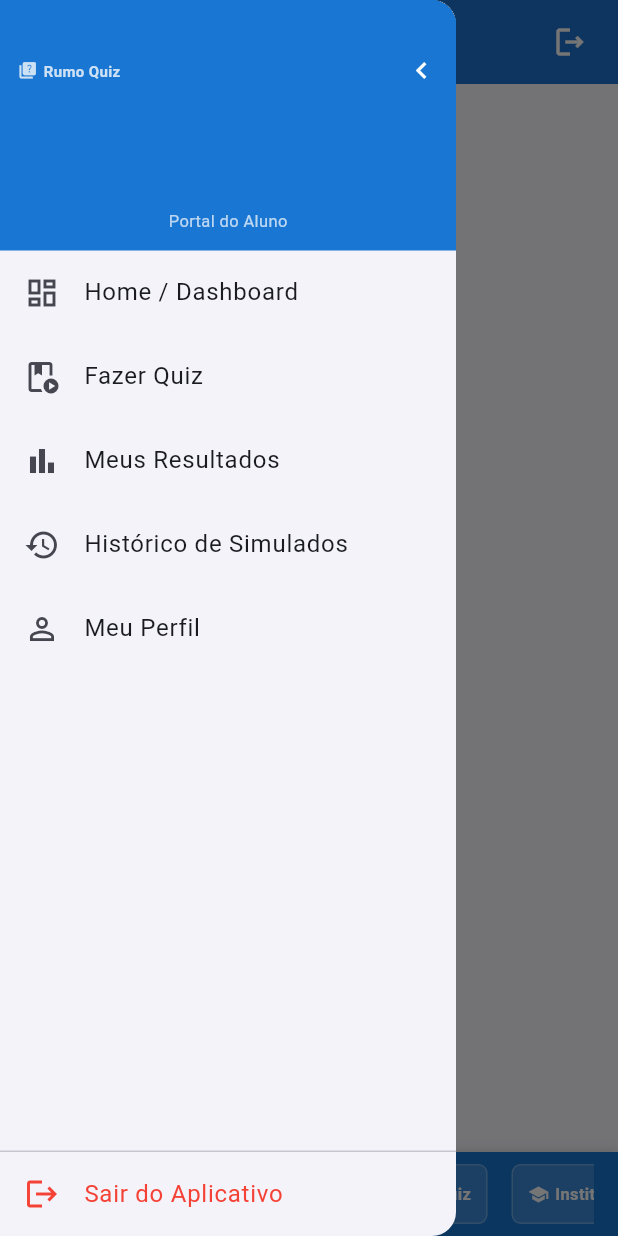
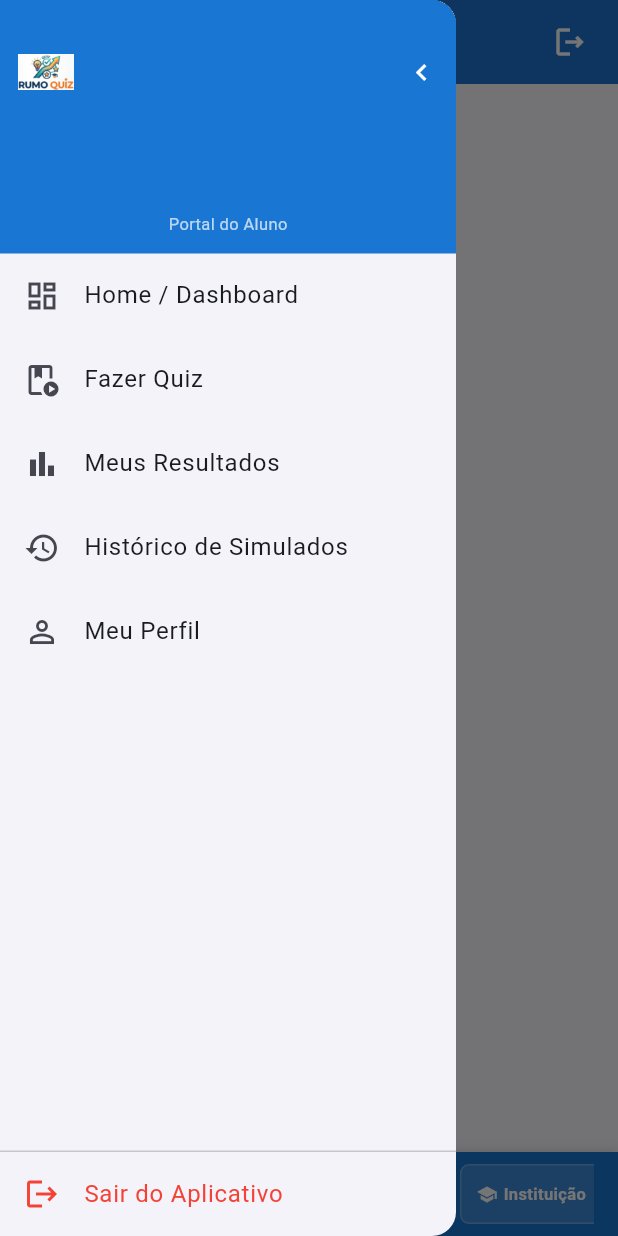
Before and after one commit to grazielihain/PDS, a Flutter app: the MainLayoutShell screen opened directly with empty values, with the side drawer open, on a phone screen of 412 x 824 dp. Run offline on Flutter 3.47's test engine with Material 3 defaults, Android fonts, the phone set to English and light mode, and no system bars; our stand-ins replace cloud_firestore, file_picker, firebase_auth, firebase_core, firebase_storage, flutter_riverpod and 3 more; accounts and stored records are empty.

Commit message:
feat:conclusão das funcionalidades web e mobile com logo rumo quiz.

```diff
--- a/lib/core/presentation/pages/main_layout_shell.dart
+++ b/lib/core/presentation/pages/main_layout_shell.dart
@@ -181,6 +181,18 @@ class _MainLayoutShellState extends State<MainLayoutShell> {
                 : null,
             title: Row(
               children: [
+                if (isWeb) ...[
+                  Image.asset(
+                    'assets/images/logo_rumo_quiz_sem_slogan.png',
+                    height: 30,
+                    fit: BoxFit.contain,
+                    errorBuilder: (_, _, _) => const SizedBox.shrink(),
+                  ),
+                  const SizedBox(width: 8),
+                  Container(
+                      width: 1, height: 28, color: corTextoAppBar.withAlpha(80)),
+                  const SizedBox(width: 8),
+                ],
                 if (logoInstituicaoUrl.isNotEmpty) ...[
                   Image.network(
                     logoInstituicaoUrl,
--- a/lib/shared/widgets/organisms/carrossel_patrocinadores.dart
+++ b/lib/shared/widgets/organisms/carrossel_patrocinadores.dart
@@ -96,9 +96,7 @@ class _CarrosselPatrocinadoresState extends State<CarrosselPatrocinadores> {
       }
       i++;
       if (i < 5) {
-        itens.add(
-          _buildFallbackItem(Icons.quiz, 'Rumo Quiz', corTextoEIcone),
-        );
+        itens.add(_buildLogoRumoQuizItem());
         i++;
       }
     }
@@ -187,6 +185,33 @@ class _CarrosselPatrocinadoresState extends State<CarrosselPatrocinadores> {
     );
   }
 
+  Widget _buildLogoRumoQuizItem() {
+    return Padding(
+      padding: const EdgeInsets.symmetric(horizontal: 8.0),
+      child: Container(
+        padding: const EdgeInsets.symmetric(horizontal: 6, vertical: 4),
+        decoration: BoxDecoration(
+          color: Colors.white,
+          borderRadius: BorderRadius.circular(4),
+        ),
+        child: Image.asset(
+          'assets/images/logo_rumo_quiz_sem_slogan.png',
+          height: 36,
+          fit: BoxFit.contain,
+          errorBuilder: (_, _, _) => Row(
+            mainAxisSize: MainAxisSize.min,
+            children: const [
+              Icon(Icons.quiz, size: 14, color: Colors.grey),
+              SizedBox(width: 4),
+              Text('Rumo Quiz',
+                  style: TextStyle(fontSize: 11, color: Colors.black87)),
+            ],
+          ),
+        ),
+      ),
+    );
+  }
+
   Widget _buildFallbackItem(
       IconData icone, String texto, Color corTexto) {
     return Padding(
--- a/lib/shared/widgets/organisms/menu_lateral_organism.dart
+++ b/lib/shared/widgets/organisms/menu_lateral_organism.dart
@@ -63,8 +63,13 @@ class MenuLateralOrganism extends StatelessWidget {
                 // Linha: logos + botão fechar (mobile)
                 Row(
                   children: [
-                    // Logo Rumo Quiz
-                    Row(
+                    // Logo Rumo Quiz (somente mobile)
+                    if (!isWebMode)
+                      Image.asset(
+                        'assets/images/logo_rumo_quiz_sem_slogan.png',
+                        height: 24,
+                        fit: BoxFit.contain,
+                        errorBuilder: (_, _, _) => Row(
                           mainAxisSize: MainAxisSize.min,
                           children: [
                             Icon(Icons.quiz, size: 13,
@@ -79,6 +84,7 @@ class MenuLateralOrganism extends StatelessWidget {
                               ),
                             ),
                           ],
+                        ),
                       ),
                     if (logoInstituicaoUrl.isNotEmpty) ...[
                       const SizedBox(width: 8),
```
Also changed, not shown: lib/features/auth/presentation/pages/login_page.dart (+6 -6 lines), pubspec.yaml (+3 -4 lines), assets/images/logo_rumo_quiz.png (added), assets/images/logo_rumo_quiz_sem_slogan.png (added). Lines whose indentation alone changed are shown as unchanged.
